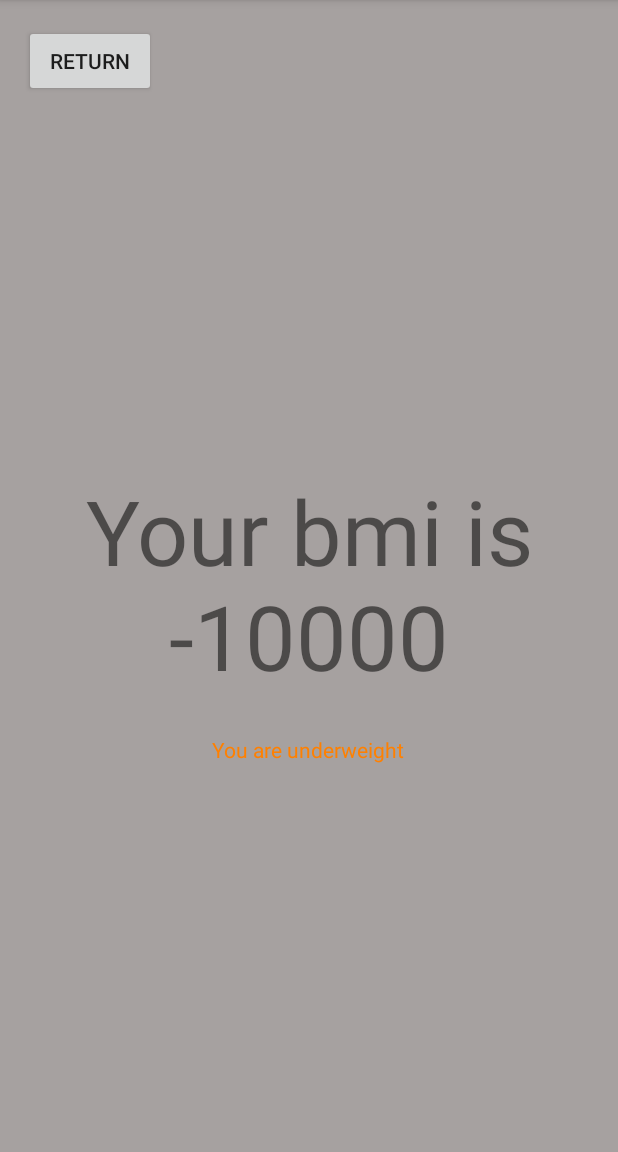
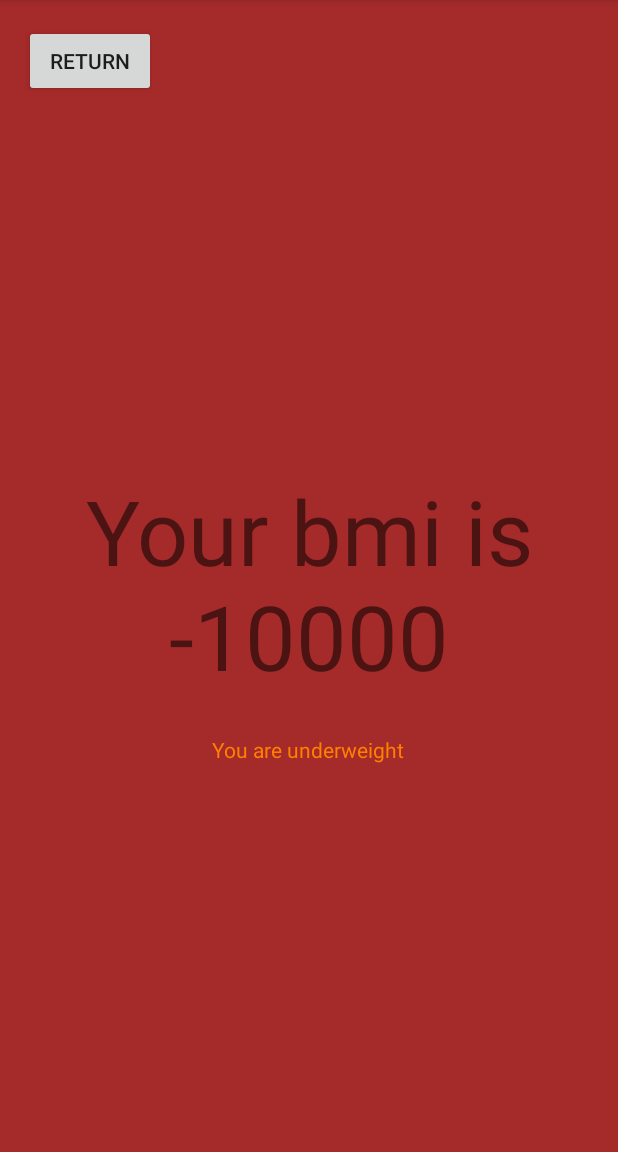
Before and after one commit to AaronDollard/Mobile-App-Dev, an Android app: the bmiResult screen opened directly, with no data from a screen before it, on a phone screen of 412 x 824 dp, the part 84-1236 px from its top. Run offline under Robolectric (Android 15) with nearby library versions, the phone set to English and light mode, and no system bars.

Commit message:
Completed BLI APP

```diff
--- a/app/src/main/java/edu/adollard/assignment1/MainActivity.java
+++ b/app/src/main/java/edu/adollard/assignment1/MainActivity.java
@@ -10,6 +10,7 @@ import android.widget.Toast;
 
 public class MainActivity extends AppCompatActivity {
     EditText weight, height;
+    View view;
 
     @Override
     protected void onCreate(Bundle savedInstanceState) {
--- a/app/src/main/java/edu/adollard/assignment1/bmiResult.java
+++ b/app/src/main/java/edu/adollard/assignment1/bmiResult.java
@@ -12,6 +12,7 @@ import android.widget.Toast;
 public class bmiResult extends AppCompatActivity {
     double cm, kg, bmi;
     TextView bmiResult, note;
+    View view; //For changing colour of background
 
     @Override
     protected void onCreate(Bundle savedInstanceState) {
@@ -28,11 +29,17 @@ public class bmiResult extends AppCompatActivity {
         if(bmi <= 18.5) {
             note.setText("You are underweight");
             note.setTextColor(Color.rgb(255,128,0));
+            view = this.getWindow().getDecorView();
+            view.setBackgroundResource(R.color.red);
         }else if (bmi >= 18.6 && bmi <= 24.9) {
             note.setText("Your bmi is normal");
+            view = this.getWindow().getDecorView();
+            view.setBackgroundResource(R.color.green); //For Changing background colour
         }else if (bmi >= 25) {
             note.setText("You are overweight");
             note.setTextColor(Color.rgb(255,128,0));
+            view = this.getWindow().getDecorView();
+            view.setBackgroundResource(R.color.red);
         }
         else if (bmi >= 29.9) {
         note.setText("You are obese. Please seek a medical professional");
--- a/app/src/main/res/values/colors.xml
+++ b/app/src/main/res/values/colors.xml
@@ -3,4 +3,8 @@
     <color name="colorPrimary">#523C71</color>
     <color name="colorPrimaryDark">#FF5722</color>
     <color name="colorAccent">#523C71</color>
+
+    <color name="red">#A52A2A</color>
+    <color name="green">#209E16</color>
+    <color name="orange">#CA6E28</color>
 </resources>
```
